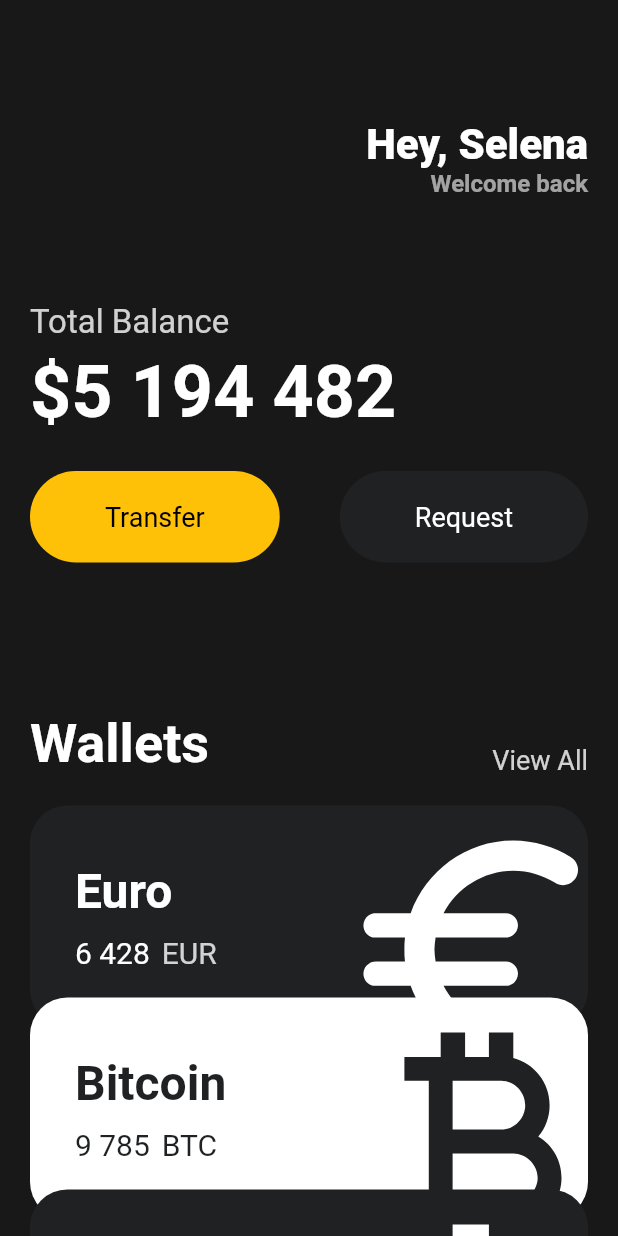
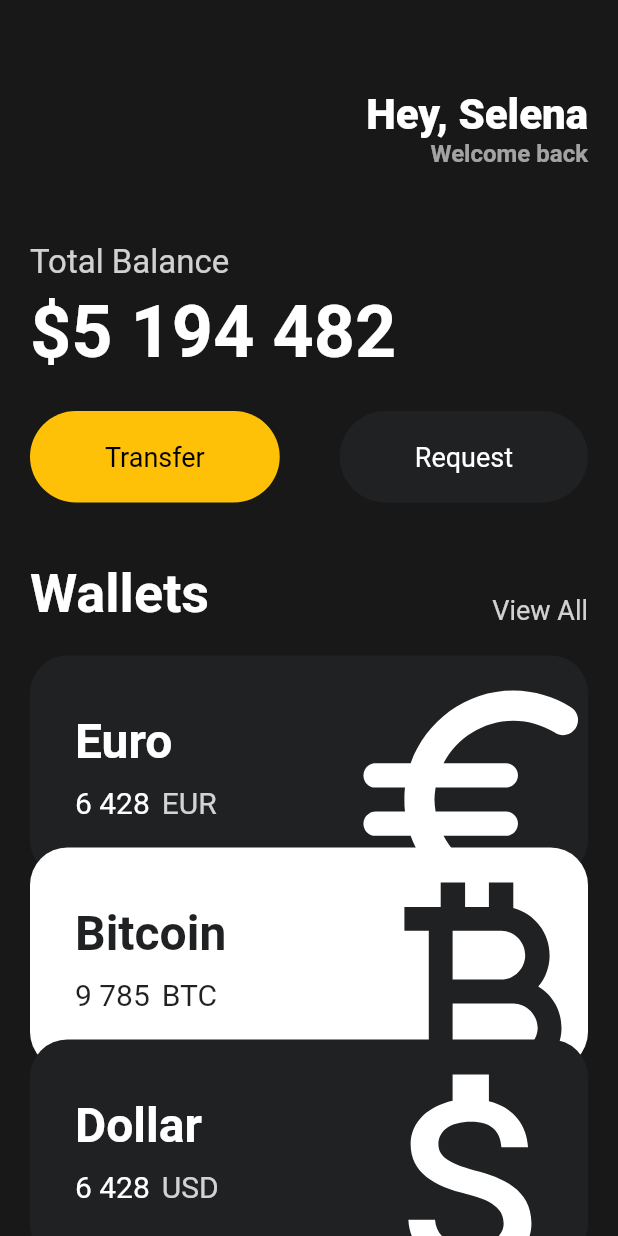
Before and after one commit to znehraks/flutter-study, a Flutter app: the screen it shows after launch, on a phone screen of 412 x 824 dp. Run offline on Flutter 3.47's test engine with Material 2 defaults, Android fonts, the phone set to English and light mode, and no system bars.

Commit message:
stateless widget study finish

```diff
--- a/lib/main.dart
+++ b/lib/main.dart
@@ -23,7 +23,7 @@ class App extends StatelessWidget {
                 crossAxisAlignment: CrossAxisAlignment.start,
                 children: [
                   const SizedBox(
-                    height: 80,
+                    height: 60,
                   ),
                   Row(
                     mainAxisAlignment: MainAxisAlignment.end,
@@ -52,7 +52,7 @@ class App extends StatelessWidget {
                     ],
                   ),
                   const SizedBox(
-                    height: 70,
+                    height: 50,
                   ),
                   Text(
                     'Total Balance',
@@ -91,7 +91,7 @@ class App extends StatelessWidget {
                     ],
                   ),
                   const SizedBox(
-                    height: 100,
+                    height: 40,
                   ),
                   Row(
                     mainAxisAlignment: MainAxisAlignment.spaceBetween,
```
